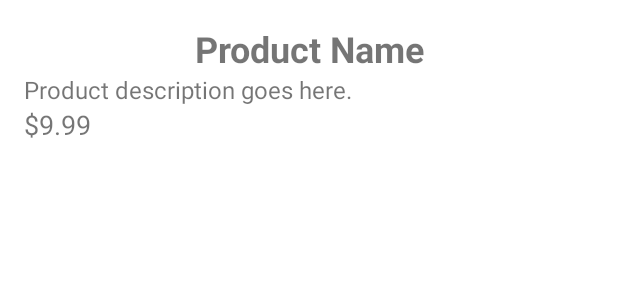
After one commit to Silverqq/Shopics, an Android app: the layout product_fragment.xml on its own in the app's theme, with its tools: preview values and no code run, on a phone screen of 412 x 824 dp. The commit adds this screen. Shown: the top 300 px of the screen. Run offline under Robolectric (Android 15) with nearby library versions, the phone set to English and light mode, and no system bars.

Commit message:
early alpha

```diff
--- a/app/src/main/java/com/shopics/ui/catalog/CatalogFragment.java
+++ b/app/src/main/java/com/shopics/ui/catalog/CatalogFragment.java
@@ -41,9 +41,6 @@
         recyclerView.setAdapter(productAdapter);
 
         databaseReference = FirebaseDatabase.getInstance().getReference("products");
-
-
-
         databaseReference.addValueEventListener(new ValueEventListener() {
             @Override
             public void onDataChange(@NonNull DataSnapshot dataSnapshot) {
--- a/app/src/main/java/com/shopics/ui/catalog/Product.java
+++ b/app/src/main/java/com/shopics/ui/catalog/Product.java
@@ -1,6 +1,8 @@
 package com.shopics.ui.catalog;
 
-public class Product {
+import java.io.Serializable;
+
+public class Product implements Serializable {
     private String name;
     private double price;
     private String description;
--- a/app/src/main/java/com/shopics/ui/catalog/ProductAdapter.java
+++ b/app/src/main/java/com/shopics/ui/catalog/ProductAdapter.java
@@ -35,7 +35,6 @@
         Product product = productList.get(position);
         holder.textViewName.setText(product.getName());
         holder.textViewPrice.setText(String.valueOf(product.getPrice()));
-        holder.textViewDescription.setText(String.valueOf(product.getDescription()));
         // Добавьте другие логику для отображения данных продукта
     }
 
@@ -45,7 +44,6 @@
     }
 
     public static class ProductViewHolder extends RecyclerView.ViewHolder {
-        TextView textViewDescription;
         TextView textViewName;
         TextView textViewPrice;
 
@@ -53,9 +51,6 @@
             super(itemView);
             textViewName = itemView.findViewById(R.id.text_view_name);
             textViewPrice = itemView.findViewById(R.id.text_view_price);
-            textViewDescription = itemView.findViewById(R.id.text_view_description);
-
         }
-
     }
 }
--- /dev/null
+++ b/app/src/main/res/layout/product_fragment.xml
@@ -0,0 +1,31 @@
+<?xml version="1.0" encoding="utf-8"?>
+<LinearLayout xmlns:android="http://schemas.android.com/apk/res/android"
+    android:layout_width="match_parent"
+    android:layout_height="match_parent"
+    android:orientation="vertical"
+    android:padding="16dp">
+
+    <TextView
+        android:id="@+id/name_txt"
+        android:gravity="center"
+        android:layout_width="match_parent"
+        android:layout_height="wrap_content"
+        android:text="Product Name"
+        android:textSize="24sp"
+        android:textStyle="bold" />
+
+    <TextView
+        android:id="@+id/description_txt"
+        android:layout_width="wrap_content"
+        android:layout_height="wrap_content"
+        android:text="Product description goes here."
+        android:textSize="16sp" />
+
+    <TextView
+        android:id="@+id/price_txt"
+        android:layout_width="wrap_content"
+        android:layout_height="wrap_content"
+        android:text="$9.99"
+        android:textSize="18sp" />
+
+</LinearLayout>
```
Also changed, not shown: app/src/main/res/menu/main.xml (+1 -6 lines).
